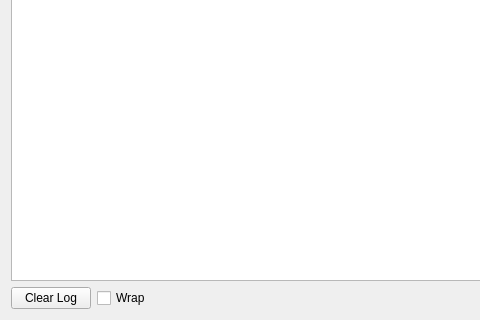
The window that qdevicemonitor/DeviceWidget.ui (alopatindev/qdevicemonitor) describes before a commit, drawn with Qt 5; both pictures show x 0 to 480 and y 131 to 451 of the 785 by 451 pixel window.
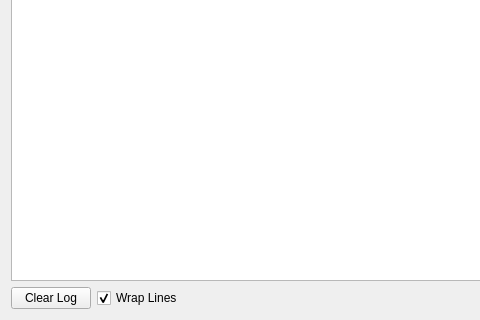
The same window after the commit.

Patch:
```diff
--- a/qdevicemonitor/DeviceWidget.ui
+++ b/qdevicemonitor/DeviceWidget.ui
@@ -73,7 +73,10 @@
      <item>
       <widget class="QCheckBox" name="wrapCheckBox">
        <property name="text">
-        <string>Wrap</string>
+        <string>Wrap Lines</string>
+       </property>
+       <property name="checked">
+        <bool>true</bool>
        </property>
       </widget>
      </item>
```
Left out of the diff: 19 changed lines with no effect on the pictures.
